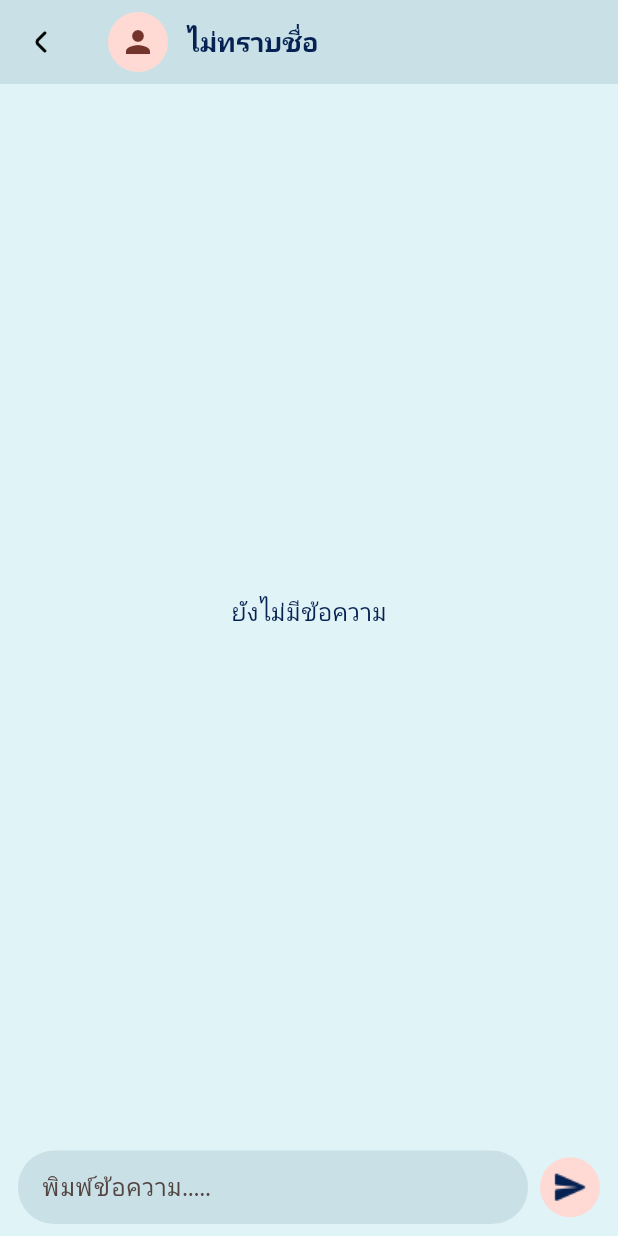
After one commit to sareefhub/local_community_marketplace, a Flutter app: the ChatDetailScreen screen opened by its route, on a phone screen of 412 x 824 dp. The commit adds this screen. Run offline on Flutter 3.47's test engine with Material 3 defaults, Android fonts, the phone set to English and light mode, and no system bars; our stand-ins replace cloud_firestore, dropdown_button2, firebase_auth, firebase_core, firebase_storage, flutter_riverpod and 6 more; accounts and stored records are empty; generated files the repository leaves out were written again; Roboto replaces fonts that are missing (Sarabun).

Commit message:
Create ChatDetailScreen to display chat messages and send messages using Firestore

```diff
--- a/lib/main.dart
+++ b/lib/main.dart
@@ -19,8 +19,9 @@ import 'screens/post/post_form_screen.dart';
 import 'screens/favorite_screen.dart';
 import 'screens/post/choose_photo_screen.dart';
 import 'screens/post/edit_post_form_screen.dart';
-import 'screens/chat_screen.dart';
+import 'screens/chats/chat_screen.dart';
 import 'screens/notification/notification_screen.dart';
+import 'screens/chats/chat_detail_screen.dart';
 
 void main() async {
   WidgetsFlutterBinding.ensureInitialized();
@@ -97,6 +98,21 @@ class MyApp extends StatelessWidget {
           builder: (context, state) => const ChatScreen(),
         ),
         GoRoute(
+          path: '/chat_detail',
+          builder: (context, state) {
+            final chatId = state.uri.queryParameters['chatId'] ?? '';
+            final userName =
+                state.uri.queryParameters['userName'] ?? 'ไม่ทราบชื่อ';
+            final avatarUrl = state.uri.queryParameters['avatarUrl'];
+
+            return ChatDetailScreen(
+              chatId: chatId,
+              userName: userName,
+              avatarUrl: avatarUrl != '' ? avatarUrl : null,
+            );
+          },
+        ),
+        GoRoute(
           path: '/notification',
           builder: (context, state) => const NotificationScreen(),
         ),
--- /dev/null
+++ b/lib/screens/chats/chat_detail_screen.dart
@@ -0,0 +1,313 @@
+import 'package:flutter/material.dart';
+import 'package:cloud_firestore/cloud_firestore.dart';
+import 'package:google_fonts/google_fonts.dart';
+import 'package:intl/intl.dart';
+import 'package:go_router/go_router.dart';
+
+class ChatDetailScreen extends StatefulWidget {
+  final String chatId;
+  final String userName;
+  final String? avatarUrl;
+
+  const ChatDetailScreen({
+    super.key,
+    required this.chatId,
+    required this.userName,
+    this.avatarUrl,
+  });
+
+  @override
+  State<ChatDetailScreen> createState() => _ChatDetailScreenState();
+}
+
+class _ChatDetailScreenState extends State<ChatDetailScreen> {
+  final TextEditingController _messageController = TextEditingController();
+  final ScrollController _scrollController = ScrollController();
+
+  @override
+  void initState() {
+    super.initState();
+    WidgetsBinding.instance.addPostFrameCallback((_) {
+      _scrollToBottom();
+    });
+  }
+
+  void _scrollToBottom() {
+    if (_scrollController.hasClients) {
+      _scrollController.jumpTo(_scrollController.position.maxScrollExtent);
+    }
+  }
+
+  void _sendMessage() async {
+    final message = _messageController.text.trim();
+    if (message.isEmpty) return;
+
+    await FirebaseFirestore.instance
+        .collection('chats')
+        .doc(widget.chatId)
+        .collection('messages')
+        .add({
+      'text': message,
+      'timestamp': FieldValue.serverTimestamp(),
+      'senderName': 'You', // TODO: ใช้ชื่อผู้ใช้จริง
+    });
+
+    await FirebaseFirestore.instance
+        .collection('chats')
+        .doc(widget.chatId)
+        .update({
+      'lastMessage': message,
+      'timestamp': FieldValue.serverTimestamp(),
+    });
+
+    _messageController.clear();
+    _scrollToBottom();
+  }
+
+  String formatDateHeader(DateTime date) {
+    return DateFormat('d MMM yyyy', 'th').format(date);
+  }
+
+  String formatTime(DateTime time) {
+    return DateFormat('HH:mm').format(time);
+  }
+
+  @override
+  Widget build(BuildContext context) {
+    return Scaffold(
+      backgroundColor: const Color(0xFFE0F3F7),
+      appBar: AppBar(
+        backgroundColor: const Color(0xFFC9E1E6),
+        elevation: 0,
+        leading: IconButton(
+          icon: Image.asset(
+            'assets/icons/angle-small-left.png',
+            width: 24,
+            height: 24,
+          ),
+          onPressed: () {
+            context.pop();
+          },
+        ),
+        title: Row(
+          children: [
+            CircleAvatar(
+              backgroundImage: widget.avatarUrl != null
+                  ? NetworkImage(widget.avatarUrl!)
+                  : null,
+              child: widget.avatarUrl == null ? const Icon(Icons.person) : null,
+            ),
+            const SizedBox(width: 12),
+            Text(
+              widget.userName,
+              style: GoogleFonts.sarabun(fontWeight: FontWeight.bold),
+            ),
+          ],
+        ),
+        iconTheme: const IconThemeData(color: Color(0xFF062252)),
+        titleTextStyle: GoogleFonts.sarabun(
+          fontSize: 18,
+          fontWeight: FontWeight.bold,
+          color: const Color(0xFF062252),
+        ),
+      ),
+      body: Column(
+        children: [
+          Expanded(
+            child: StreamBuilder<QuerySnapshot>(
+              stream: FirebaseFirestore.instance
+                  .collection('chats')
+                  .doc(widget.chatId)
+                  .collection('messages')
+                  .orderBy('timestamp')
+                  .snapshots(),
+              builder: (context, snapshot) {
+                if (snapshot.connectionState == ConnectionState.waiting) {
+                  return const Center(child: CircularProgressIndicator());
+                }
+                if (!snapshot.hasData || snapshot.data!.docs.isEmpty) {
+                  return Center(
+                    child: Text(
+                      'ยังไม่มีข้อความ',
+                      style: GoogleFonts.sarabun(
+                          fontSize: 16, color: const Color(0xFF062252)),
+                    ),
+                  );
+                }
+
+                final messages = snapshot.data!.docs;
+
+                // ฟังก์ชันช่วยเช็ควันที่ต่างกันเพื่อแสดง header วันที่
+                DateTime? lastDate;
+
+                WidgetsBinding.instance.addPostFrameCallback((_) {
+                  _scrollToBottom();
+                });
+
+                return ListView.builder(
+                  controller: _scrollController,
+                  padding:
+                      const EdgeInsets.symmetric(vertical: 12, horizontal: 16),
+                  itemCount: messages.length,
+                  itemBuilder: (context, index) {
+                    final msgData =
+                        messages[index].data() as Map<String, dynamic>;
+                    final text = msgData['text'] ?? '';
+                    final senderName = msgData['senderName'] ?? '';
+                    final timestamp = msgData['timestamp'] as Timestamp?;
+                    final dateTime = timestamp?.toDate();
+                    final isMe = senderName == 'You';
+
+                    Widget messageBubble() {
+                      return Container(
+                        constraints: BoxConstraints(
+                            maxWidth: MediaQuery.of(context).size.width * 0.65),
+                        padding: const EdgeInsets.symmetric(
+                            vertical: 10, horizontal: 14),
+                        decoration: BoxDecoration(
+                          color: isMe ? const Color(0xFFC9E1E6) : Colors.white,
+                          borderRadius: BorderRadius.only(
+                            topLeft: const Radius.circular(18),
+                            topRight: const Radius.circular(18),
+                            bottomLeft: Radius.circular(isMe ? 18 : 0),
+                            bottomRight: Radius.circular(isMe ? 0 : 18),
+                          ),
+                        ),
+                        child: Text(
+                          text,
+                          style: GoogleFonts.sarabun(
+                            fontSize: 16,
+                            color: const Color(0xFF062252),
+                          ),
+                        ),
+                      );
+                    }
+
+                    Widget timeLabel() {
+                      return Padding(
+                        padding: const EdgeInsets.only(top: 4, right: 4),
+                        child: Text(
+                          dateTime != null ? formatTime(dateTime) : '',
+                          style: GoogleFonts.sarabun(
+                            fontSize: 12,
+                            color: const Color(0xB3062252),
+                          ),
+                        ),
+                      );
+                    }
+
+                    // แสดงวันที่แยกกลางเมื่อวันที่เปลี่ยน
+                    Widget dateHeader() {
+                      if (dateTime == null) return const SizedBox.shrink();
+                      if (lastDate == null ||
+                          lastDate!.day != dateTime.day ||
+                          lastDate!.month != dateTime.month ||
+                          lastDate!.year != dateTime.year) {
+                        lastDate = dateTime;
+                        return Center(
+                          child: Container(
+                            margin: const EdgeInsets.symmetric(vertical: 8),
+                            padding: const EdgeInsets.symmetric(
+                                vertical: 4, horizontal: 12),
+                            decoration: BoxDecoration(
+                              color: const Color(0xFFC9E1E6),
+                              borderRadius: BorderRadius.circular(20),
+                            ),
+                            child: Text(
+                              formatDateHeader(dateTime),
+                              style: GoogleFonts.sarabun(
+                                  fontSize: 12, color: const Color(0xFF062252)),
+                            ),
+                          ),
+                        );
+                      }
+                      return const SizedBox.shrink();
+                    }
+
+                    return Column(
+                      children: [
+                        // แสดง header วันที่เมื่อวันเปลี่ยน
+                        if (index == 0) dateHeader() else Container(),
+                        if (index > 0) dateHeader(),
+
+                        Align(
+                          alignment: isMe
+                              ? Alignment.centerRight
+                              : Alignment.centerLeft,
+                          child: Row(
+                            mainAxisSize: MainAxisSize.min,
+                            crossAxisAlignment: CrossAxisAlignment.end,
+                            children: [
+                              if (!isMe) ...[
+                                CircleAvatar(
+                                  radius: 14,
+                                  backgroundColor: Colors.grey[400],
+                                ),
+                                const SizedBox(width: 8),
+                              ],
+                              Column(
+                                crossAxisAlignment: CrossAxisAlignment.end,
+                                children: [
+                                  messageBubble(),
+                                  timeLabel(),
+                                ],
+                              ),
+                              if (isMe) ...[
+                                const SizedBox(width: 8),
+                                CircleAvatar(
+                                  radius: 14,
+                                  backgroundColor: Colors.grey[400],
+                                ),
+                              ],
+                            ],
+                          ),
+                        ),
+                      ],
+                    );
+                  },
+                );
+              },
+            ),
+          ),
+          SafeArea(
+            child: Padding(
+              padding: const EdgeInsets.symmetric(horizontal: 12, vertical: 8),
+              child: Row(
+                children: [
+                  Expanded(
+                    child: Container(
+                      decoration: BoxDecoration(
+                        color: const Color(0xFFC9E1E6),
+                        borderRadius: BorderRadius.circular(24),
+                      ),
+                      child: TextField(
+                        controller: _messageController,
+                        decoration: InputDecoration(
+                          hintText: 'พิมพ์ข้อความ.....',
+                          border: InputBorder.none,
+                          contentPadding: const EdgeInsets.symmetric(
+                              vertical: 12, horizontal: 16),
+                        ),
+                      ),
+                    ),
+                  ),
+                  const SizedBox(width: 8),
+                  CircleAvatar(
+                    child: IconButton(
+                      icon: Image.asset(
+                        'assets/icons/send.png',
+                        width: 24,
+                        height: 24,
+                      ),
+                      onPressed: _sendMessage,
+                    ),
+                  ),
+                ],
+              ),
+            ),
+          ),
+        ],
+      ),
+    );
+  }
+}
```
Also changed, not shown: lib/screens/chats/chat_screen.dart (renamed from lib/screens/chat_screen.dart, +12 -1 lines), assets/icons/send.png (added).
